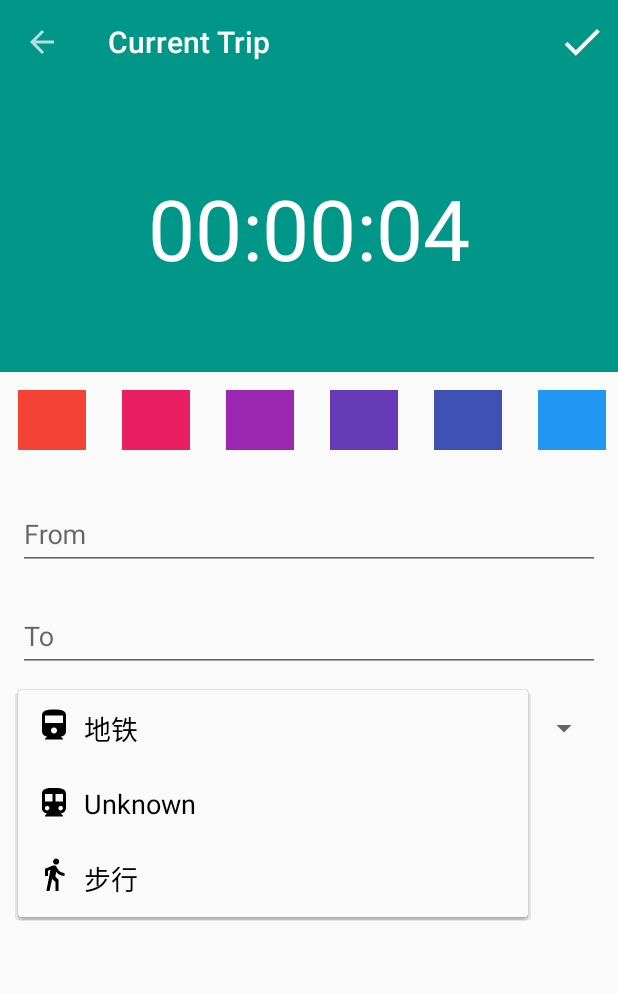
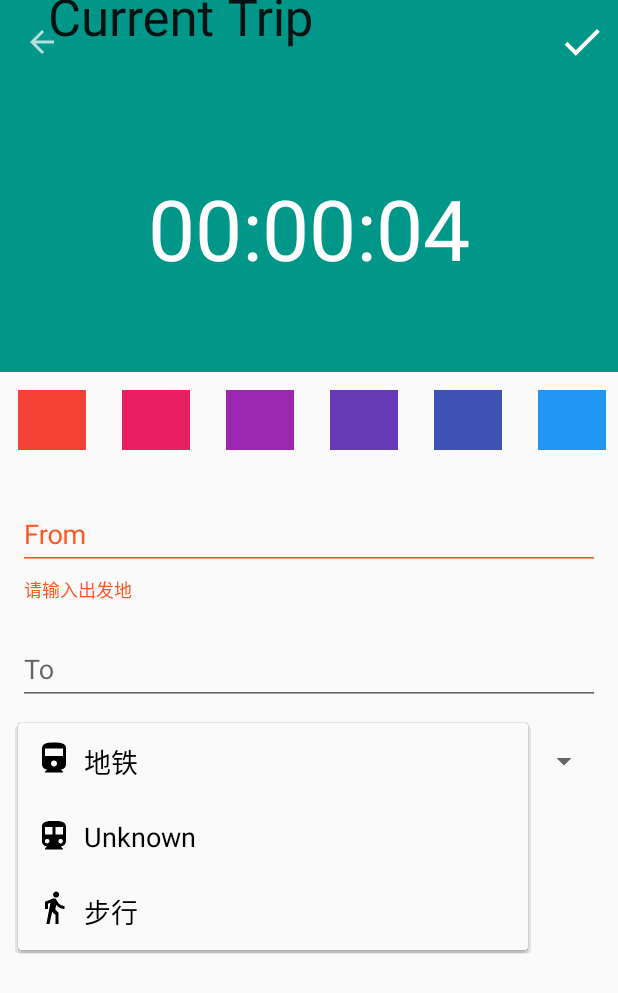
Before and after one commit to djyde/Gulliver, an Android app: the NewTripActivity screen opened directly, with no data from a screen before it, after a tap on "地铁", on a phone screen of 412 x 824 dp. Shown: the top 993 px of the screen. Run offline under Robolectric (Android 15) with nearby library versions, the phone set to English and light mode, and no system bars; libraries missing offline, so code that uses them is left out: se.emilsjolander.sprinkles; 1 other tap on this screen came first.

Commit message:
clear analyze done

```diff
--- a/app/src/main/java/com/djyde/gulliver/ui/MainActivity.java
+++ b/app/src/main/java/com/djyde/gulliver/ui/MainActivity.java
@@ -18,6 +18,7 @@ import android.view.View;
 import com.djyde.gulliver.R;
 import com.djyde.gulliver.adapter.TripsAdapter;
 import com.djyde.gulliver.model.Trip;
+import com.djyde.gulliver.model.TripSet;
 
 import se.emilsjolander.sprinkles.Migration;
 import se.emilsjolander.sprinkles.ModelList;
@@ -142,6 +143,9 @@ public class MainActivity extends AppCompatActivity {
     public boolean onOptionsItemSelected(MenuItem item) {
         switch (item.getItemId()){
             case R.id.action_clear:
+                ModelList<TripSet> tripSets = new ModelList<TripSet>();
+                tripSets.addAll(Query.all(TripSet.class).get().asList());
+                tripSets.deleteAll();
                 trips.deleteAllAsync(new ModelList.OnAllDeletedCallback() {
                     @Override
                     public void onAllDeleted() {
--- a/app/src/main/java/com/djyde/gulliver/ui/NewTripActivity.java
+++ b/app/src/main/java/com/djyde/gulliver/ui/NewTripActivity.java
@@ -1,6 +1,7 @@
 package com.djyde.gulliver.ui;
 
 import android.os.Bundle;
+import android.support.design.widget.TextInputLayout;
 import android.support.v7.app.AppCompatActivity;
 import android.support.v7.widget.AppCompatSpinner;
 import android.support.v7.widget.LinearLayoutManager;
@@ -34,6 +35,8 @@ public class NewTripActivity extends AppCompatActivity {
     public RelativeLayout relativeLayout;
     private TextView from;
     private TextView to;
+    private TextInputLayout from_layout;
+    private TextInputLayout to_layout;
     public int color = R.color.colorPrimary;
     private TextView timer;
     private String transportation;
@@ -51,6 +54,8 @@ public class NewTripActivity extends AppCompatActivity {
         spinner = (AppCompatSpinner)findViewById(R.id.transportation);
         from = (TextView)findViewById(R.id.from);
         to = (TextView)findViewById(R.id.to);
+        from_layout = (TextInputLayout)findViewById(R.id.from_layout);
+        to_layout = (TextInputLayout)findViewById(R.id.to_layout);
         timer = (TextView)findViewById(R.id.timer);
         setSupportActionBar(toolbar);
 
@@ -122,11 +127,16 @@ public class NewTripActivity extends AppCompatActivity {
     }
 
     private void newTrip(){
+        if (from.getText().toString().equals("")){
+            from_layout.setError("请输入出发地");
+        } else if (to.getText().toString().equals("")){
+            to_layout.setError("请输入目的地");
+        } else {
             final Trip trip = new Trip();
             trip.setTrip_from(from.getText().toString());
             trip.setTrip_to(to.getText().toString());
             trip.setColor(color);
-        TripSet tripSet = Query.one(TripSet.class,"SELECT id FROM TripSets WHERE (trip_from = ? AND trip_to = ?) OR (trip_from = ? AND trip_to = ?)",from.getText().toString(),to.getText().toString(),to.getText().toString(),from.getText().toString()).get();
+            TripSet tripSet = Query.one(TripSet.class, "SELECT id FROM TripSets WHERE (trip_from = ? AND trip_to = ?) OR (trip_from = ? AND trip_to = ?)", from.getText().toString(), to.getText().toString(), to.getText().toString(), from.getText().toString()).get();
             if (tripSet == null){
                 final TripSet new_trip_set = new TripSet();
                 new_trip_set.setTrip_to(to.getText().toString());
@@ -157,6 +167,7 @@ public class NewTripActivity extends AppCompatActivity {
                     }
                 });
             }
+        }
 
     }
 
--- a/app/src/main/res/layout/activity_new_trip.xml
+++ b/app/src/main/res/layout/activity_new_trip.xml
@@ -6,19 +6,11 @@
               android:orientation="vertical"
               tools:context="com.djyde.gulliver.ui.NewTripActivity">
 
-    <!--<android.support.design.widget.AppBarLayout-->
-        <!--android:layout_width="match_parent"-->
-        <!--android:layout_height="192dp">-->
 
-        <!--<android.support.design.widget.CollapsingToolbarLayout-->
-            <!--android:layout_width="match_parent"-->
-            <!--android:layout_height="match_parent"-->
-            <!--app:layout_scrollFlags="scroll|exitUntilCollapsed">-->
-            <!-- -->
-        <!--</android.support.design.widget.CollapsingToolbarLayout>-->
-        <!-- -->
-        <!-- -->
-    <!--</android.support.design.widget.AppBarLayout>-->
+        <android.support.design.widget.CollapsingToolbarLayout
+            android:layout_width="match_parent"
+            android:layout_height="wrap_content"
+            app:layout_scrollFlags="scroll|exitUntilCollapsed">
 
             <android.support.v7.widget.Toolbar
                 android:id="@+id/toolbar"
@@ -28,6 +20,10 @@
                 app:theme="@style/Base.ThemeOverlay.AppCompat.Dark"
                 app:layout_collapseMode="pin"
                 android:layout_height="56dp"/>
+
+        </android.support.design.widget.CollapsingToolbarLayout>
+
+
 
     <RelativeLayout
         android:id="@+id/relativelayout"
@@ -58,6 +54,7 @@
         android:layout_width="match_parent"
         android:layout_height="match_parent">
         <android.support.design.widget.TextInputLayout
+            android:id="@+id/from_layout"
             android:layout_marginTop="12dp"
             android:layout_width="match_parent"
             android:layout_height="wrap_content">
@@ -68,6 +65,7 @@
         </android.support.design.widget.TextInputLayout>
 
         <android.support.design.widget.TextInputLayout
+            android:id="@+id/to_layout"
             android:layout_marginTop="12dp"
             android:layout_width="match_parent"
             android:layout_height="wrap_content">
```
Lines whose indentation alone changed are shown as unchanged.
